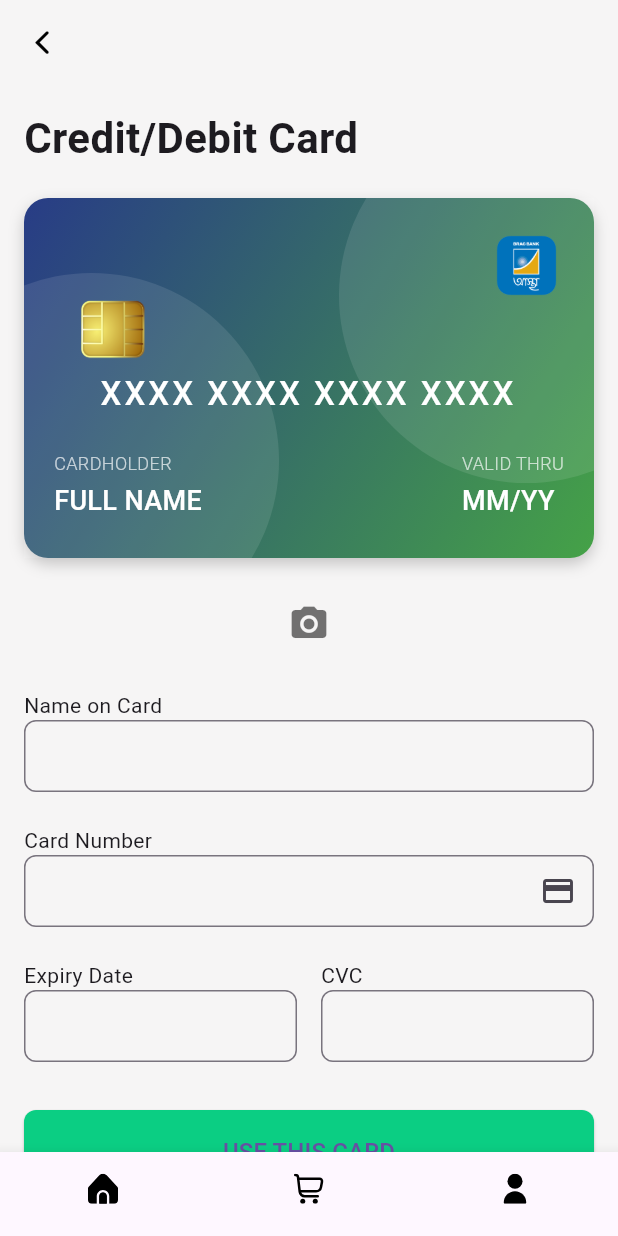
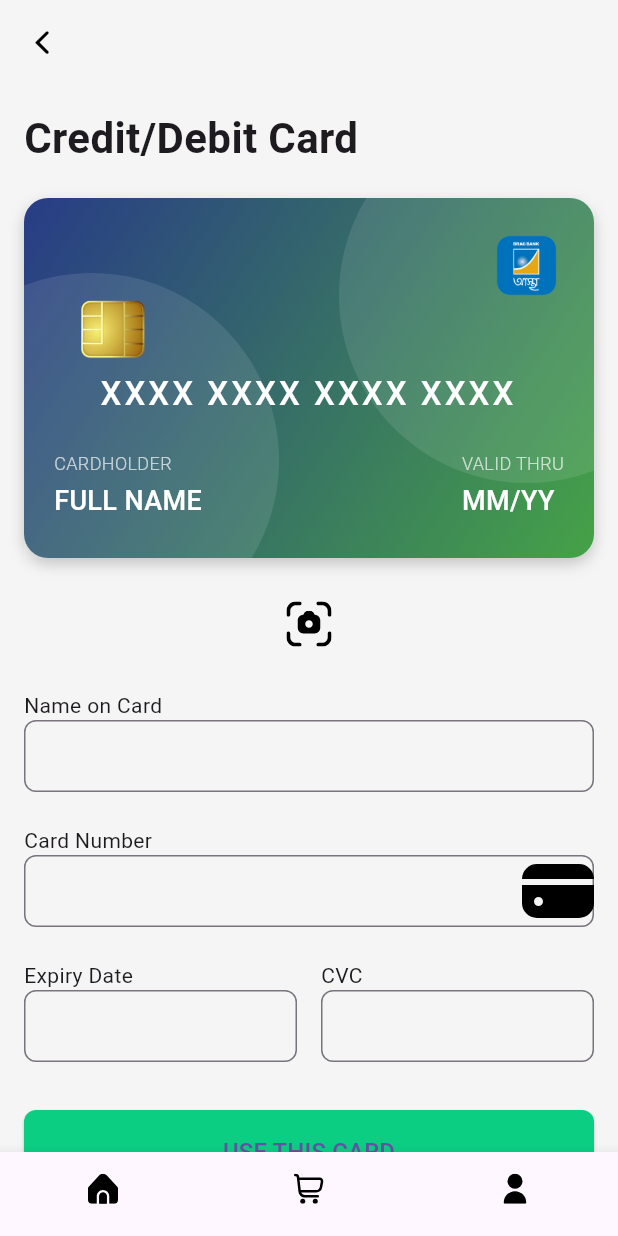
Before and after one commit to tanjilalom/Food-Delivery, a Flutter app: the screen it shows after launch, item 3 of the bottom bar chosen, on a phone screen of 412 x 824 dp. Run offline on Flutter 3.47's test engine with Material 3 defaults, Android fonts, the phone set to English and light mode, and no system bars; our stand-ins replace flutter_svg, get.

Commit message:
design updated

```diff
--- a/lib/screen/homescreen.dart
+++ b/lib/screen/homescreen.dart
@@ -15,9 +15,9 @@ class _homepageState extends State<homepage> {
   var _currentindex = 0;
 
   final pages = [
-    Categories(),
-    Checkout(),
-    PaymentPage(),
+    const Categories(),
+    const Checkout(),
+    const PaymentPage(),
   ];
 
   @override
--- a/lib/screen/payment.dart
+++ b/lib/screen/payment.dart
@@ -1,6 +1,7 @@
 import 'package:flutter/cupertino.dart';
 import 'package:flutter/material.dart';
 import 'package:flutter/services.dart';
+import 'package:flutter_svg/flutter_svg.dart';
 
 import 'package:food_delivery_app/widget/creditcard.dart';
 import 'package:food_delivery_app/widget/textfield_widget.dart';
@@ -75,8 +76,7 @@ class _PaymentPageState extends State<PaymentPage> {
                 onPressed: () {
                   // Camera functionality
                 },
-                icon: const Icon(Icons.camera_alt,
-                    size: 28, color: Colors.black54),
+                icon: SvgPicture.asset('assets/icons/camera.svg', height: 30.0),
               ),
             ),
             const SizedBox(height: 20),
@@ -99,7 +99,10 @@ class _PaymentPageState extends State<PaymentPage> {
                 _CardNumberInputFormatter(),
               ],
               isSuffixIcon: true,
-              icon: Icons.credit_card,
+              icon: SvgPicture.asset(
+                'assets/icons/credit-card.svg',
+                height: 20.0,
+              ),
             ),
             const SizedBox(height: 20),
             Row(
--- a/lib/widget/textfield_widget.dart
+++ b/lib/widget/textfield_widget.dart
@@ -1,5 +1,6 @@
 import 'package:flutter/material.dart';
 import 'package:flutter/services.dart';
+import 'package:flutter_svg/flutter_svg.dart';
 
 class textfieldwidget extends StatelessWidget {
   textfieldwidget({
@@ -17,7 +18,7 @@ class textfieldwidget extends StatelessWidget {
   final double width;
   final double height;
   final bool? isSuffixIcon;
-  final IconData? icon;
+  final SvgPicture? icon;
   final TextEditingController controller;
   final List<TextInputFormatter>? inputFormatters; // Add this line
 
@@ -36,7 +37,7 @@ class textfieldwidget extends StatelessWidget {
             // Pass inputFormatters here
             onTapOutside: (event) => FocusScope.of(context).unfocus(),
             decoration: InputDecoration(
-              suffixIcon: isSuffixIcon == true ? Icon(icon) : null,
+              suffixIcon: isSuffixIcon == true ? icon : null,
               contentPadding: const EdgeInsets.fromLTRB(10, 10, 10, 0),
               border: OutlineInputBorder(
                 borderRadius: BorderRadius.circular(8),
```
Also changed, not shown: lib/screen/checkout.dart (+20 -20 lines), assets/icons/camera.svg (added).
